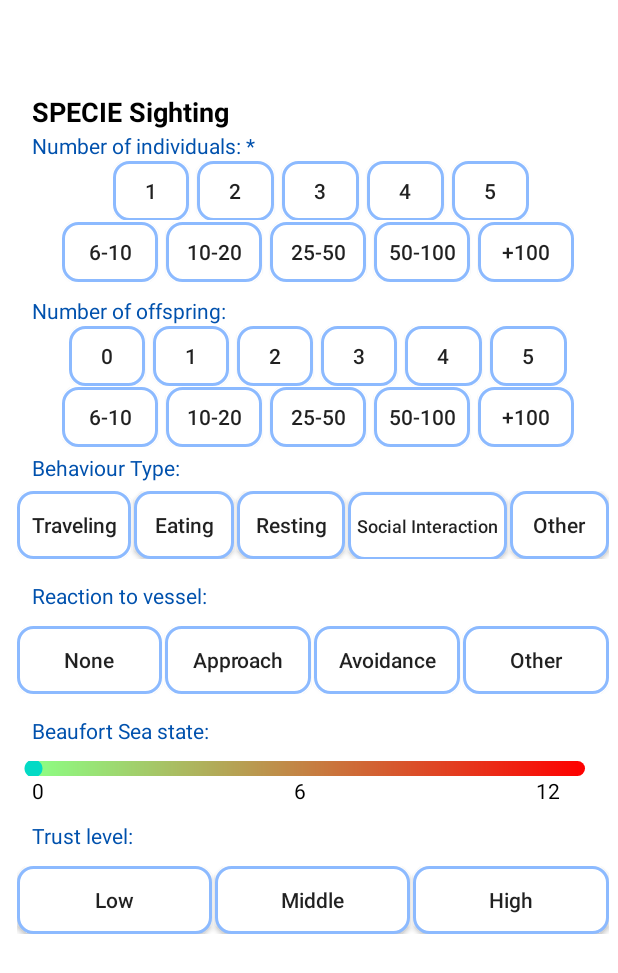
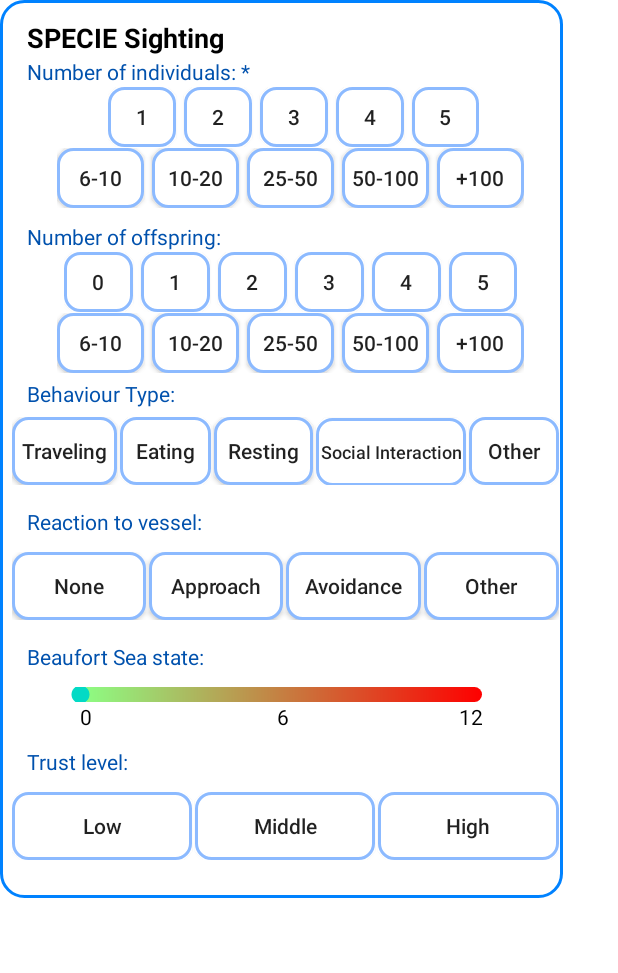
Before and after one commit to ProgRub/ProjPMS, an Android app: the layout sighting_information_box.xml on its own in the app's theme, with its tools: preview values and no code run, on a phone screen of 412 x 824 dp. Shown: the top 973 px of the screen. Run offline under Robolectric (Android 15) with nearby library versions, the phone set to English and light mode, and no system bars.

Commit message:
Criar sighting information box ao clicar numa espécie
Por enquanto n permite criar vários ao mesmo tempo, apenas 1

```diff
--- /dev/null
+++ b/Seaker/app/src/main/res/layout/sighting_info.xml
@@ -0,0 +1,6 @@
+<?xml version="1.0" encoding="utf-8"?>
+<androidx.constraintlayout.widget.ConstraintLayout xmlns:android="http://schemas.android.com/apk/res/android"
+    android:layout_width="match_parent"
+    android:layout_height="match_parent">
+
+</androidx.constraintlayout.widget.ConstraintLayout>
--- a/Seaker/app/src/main/res/layout/sighting_information_box.xml
+++ b/Seaker/app/src/main/res/layout/sighting_information_box.xml
@@ -1,37 +1,30 @@
 <?xml version="1.0" encoding="utf-8"?>
 <androidx.constraintlayout.widget.ConstraintLayout xmlns:android="http://schemas.android.com/apk/res/android"
     xmlns:app="http://schemas.android.com/apk/res-auto"
+    xmlns:tools="http://schemas.android.com/tools"
     android:layout_width="match_parent"
     android:layout_height="match_parent">
 
     <LinearLayout
-        android:id="@+id/sightingInformation"
-        android:layout_width="400dp"
-        android:layout_height="720dp"
-        android:orientation="horizontal"
-        app:layout_constraintBottom_toBottomOf="parent"
-        app:layout_constraintEnd_toEndOf="parent"
-        app:layout_constraintStart_toStartOf="parent"
-        app:layout_constraintTop_toTopOf="parent">
+        android:layout_width="wrap_content"
+        android:layout_height="wrap_content"
+        android:orientation="vertical"
+        android:background="@drawable/edit_text_background"
+        tools:ignore="MissingConstraints">
 
         <RelativeLayout
-            android:layout_width="match_parent"
-            android:layout_height="match_parent">
+            android:layout_width="370dp"
+            android:layout_height="593dp">
 
             <!-- Title - Specie Name + "Sighting" -->
             <TextView
                 android:id="@+id/title"
-                android:layout_width="wrap_content"
-                android:layout_height="wrap_content"
-                android:layout_alignParentStart="true"
-                android:layout_alignParentTop="true"
-                android:layout_alignParentEnd="true"
-                android:layout_alignParentBottom="true"
+                android:layout_width="300dp"
+                android:layout_height="30dp"
+                android:maxLines="1"
                 android:layout_marginStart="15dp"
                 android:layout_marginLeft="15dp"
                 android:layout_marginTop="10dp"
-                android:layout_marginEnd="246dp"
-                android:layout_marginBottom="686dp"
                 android:text="SPECIE Sighting"
                 android:textColor="@color/black"
                 android:textSize="18dp"
@@ -44,15 +37,10 @@
             <TextView
                 android:layout_width="wrap_content"
                 android:layout_height="wrap_content"
-                android:layout_alignParentStart="true"
-                android:layout_alignParentTop="true"
-                android:layout_alignParentEnd="true"
-                android:layout_alignParentBottom="true"
+
                 android:layout_marginStart="15dp"
                 android:layout_marginLeft="15dp"
                 android:layout_marginTop="35dp"
-                android:layout_marginEnd="227dp"
-                android:layout_marginBottom="666dp"
                 android:text="Number of individuals: *"
                 android:textColor="@color/dark_blue"
                 android:textSize="14dp">
@@ -62,10 +50,7 @@
             <LinearLayout
                 android:layout_width="wrap_content"
                 android:layout_height="wrap_content"
-                android:layout_alignParentStart="true"
-                android:layout_alignParentTop="true"
-                android:layout_alignParentEnd="true"
-                android:layout_alignParentBottom="true"
+
                 android:layout_marginStart="69dp"
                 android:layout_marginLeft="70dp"
                 android:layout_marginTop="55dp"
@@ -77,8 +62,8 @@
                     android:layout_height="40dp"
                     android:layout_weight="1"
                     android:background="@drawable/sighting_info_btn"
+                    android:gravity="center"
                     android:text="1"
-                    android:gravity="center"
                     android:textSize="14dp" />
 
                 <androidx.appcompat.widget.AppCompatButton
@@ -86,8 +71,8 @@
                     android:layout_height="40dp"
                     android:layout_marginLeft="5dp"
                     android:layout_weight="1"
+                    android:background="@drawable/sighting_info_btn"
                     android:gravity="center"
-                    android:background="@drawable/sighting_info_btn"
                     android:text="2"
                     android:textSize="14dp" />
 
@@ -96,8 +81,8 @@
                     android:layout_height="40dp"
                     android:layout_marginLeft="5dp"
                     android:layout_weight="1"
+                    android:background="@drawable/sighting_info_btn"
                     android:gravity="center"
-                    android:background="@drawable/sighting_info_btn"
                     android:text="3" />
 
                 <androidx.appcompat.widget.AppCompatButton
@@ -105,8 +90,8 @@
                     android:layout_height="40dp"
                     android:layout_marginLeft="5dp"
                     android:layout_weight="1"
+                    android:background="@drawable/sighting_info_btn"
                     android:gravity="center"
-                    android:background="@drawable/sighting_info_btn"
                     android:text="4"
                     android:textSize="14dp" />
 
@@ -115,8 +100,8 @@
                     android:layout_height="40dp"
                     android:layout_marginLeft="5dp"
                     android:layout_weight="1"
+                    android:background="@drawable/sighting_info_btn"
                     android:gravity="center"
-                    android:background="@drawable/sighting_info_btn"
                     android:text="5"
                     android:textSize="14dp" />
 
@@ -125,10 +110,7 @@
             <LinearLayout
                 android:layout_width="wrap_content"
                 android:layout_height="wrap_content"
-                android:layout_alignParentStart="true"
-                android:layout_alignParentTop="true"
-                android:layout_alignParentEnd="true"
-                android:layout_alignParentBottom="true"
+
                 android:layout_marginStart="35dp"
                 android:layout_marginLeft="35dp"
                 android:layout_marginTop="96dp"
@@ -140,8 +122,8 @@
                     android:layout_height="40dp"
                     android:layout_weight="1"
                     android:background="@drawable/sighting_info_btn"
+                    android:gravity="center"
                     android:text="6-10"
-                    android:gravity="center"
                     android:textSize="14dp" />
 
                 <androidx.appcompat.widget.AppCompatButton
@@ -150,8 +132,8 @@
                     android:layout_marginLeft="5dp"
                     android:layout_weight="1"
                     android:background="@drawable/sighting_info_btn"
+                    android:gravity="center"
                     android:text="10-20"
-                    android:gravity="center"
                     android:textSize="14dp" />
 
                 <androidx.appcompat.widget.AppCompatButton
@@ -160,8 +142,8 @@
                     android:layout_marginLeft="5dp"
                     android:layout_weight="1"
                     android:background="@drawable/sighting_info_btn"
+                    android:gravity="center"
                     android:text="25-50"
-                    android:gravity="center"
                     android:textSize="14dp" />
 
                 <androidx.appcompat.widget.AppCompatButton
@@ -170,8 +152,8 @@
                     android:layout_marginLeft="5dp"
                     android:layout_weight="1"
                     android:background="@drawable/sighting_info_btn"
+                    android:gravity="center"
                     android:text="50-100"
-                    android:gravity="center"
                     android:textSize="14dp" />
 
                 <androidx.appcompat.widget.AppCompatButton
@@ -180,8 +162,8 @@
                     android:layout_marginLeft="5dp"
                     android:layout_weight="1"
                     android:background="@drawable/sighting_info_btn"
+                    android:gravity="center"
                     android:text="+100"
-                    android:gravity="center"
                     android:textSize="14dp" />
 
             </LinearLayout>
@@ -190,12 +172,9 @@
             <TextView
                 android:layout_width="wrap_content"
                 android:layout_height="wrap_content"
-                android:layout_alignParentStart="true"
-                android:layout_alignParentEnd="true"
                 android:layout_marginStart="15dp"
                 android:layout_marginLeft="15dp"
                 android:layout_marginTop="145dp"
-                android:layout_marginEnd="246dp"
                 android:text="Number of offspring:"
                 android:textColor="@color/dark_blue"
                 android:textSize="14dp">
@@ -217,8 +196,8 @@
                     android:layout_height="40dp"
                     android:layout_weight="1"
                     android:background="@drawable/sighting_info_btn"
+                    android:gravity="center"
                     android:text="0"
-                    android:gravity="center"
                     android:textSize="14dp" />
 
                 <androidx.appcompat.widget.AppCompatButton
@@ -227,8 +206,8 @@
                     android:layout_marginLeft="5dp"
                     android:layout_weight="1"
                     android:background="@drawable/sighting_info_btn"
+                    android:gravity="center"
                     android:text="1"
-                    android:gravity="center"
                     android:textSize="14dp" />
 
                 <androidx.appcompat.widget.AppCompatButton
@@ -237,8 +216,8 @@
                     android:layout_marginLeft="5dp"
                     android:layout_weight="1"
                     android:background="@drawable/sighting_info_btn"
+                    android:gravity="center"
                     android:text="2"
-                    android:gravity="center"
                     android:textSize="14dp" />
 
                 <androidx.appcompat.widget.AppCompatButton
@@ -247,8 +226,8 @@
                     android:layout_marginLeft="5dp"
                     android:layout_weight="1"
                     android:background="@drawable/sighting_info_btn"
+                    android:gravity="center"
                     android:text="3"
-                    android:gravity="center"
                     android:textSize="14dp" />
 
                 <androidx.appcompat.widget.AppCompatButton
@@ -257,8 +236,8 @@
                     android:layout_marginLeft="5dp"
                     android:layout_weight="1"
                     android:background="@drawable/sighting_info_btn"
+                    android:gravity="center"
                     android:text="4"
-                    android:gravity="center"
                     android:textSize="14dp" />
 
                 <androidx.appcompat.widget.AppCompatButton
@@ -267,8 +246,8 @@
                     android:layout_marginLeft="5dp"
                     android:layout_weight="1"
                     android:background="@drawable/sighting_info_btn"
+                    android:gravity="center"
                     android:text="5"
-                    android:gravity="center"
                     android:textSize="14dp" />
 
             </LinearLayout>
@@ -288,8 +267,8 @@
                     android:layout_height="40dp"
                     android:layout_weight="1"
                     android:background="@drawable/sighting_info_btn"
+                    android:gravity="center"
                     android:text="6-10"
-                    android:gravity="center"
                     android:textSize="14dp" />
 
                 <androidx.appcompat.widget.AppCompatButton
@@ -298,8 +277,8 @@
                     android:layout_marginLeft="5dp"
                     android:layout_weight="1"
                     android:background="@drawable/sighting_info_btn"
+                    android:gravity="center"
                     android:text="10-20"
-                    android:gravity="center"
                     android:textSize="14dp" />
 
                 <androidx.appcompat.widget.AppCompatButton
@@ -308,8 +287,8 @@
                     android:layout_marginLeft="5dp"
                     android:layout_weight="1"
                     android:background="@drawable/sighting_info_btn"
+                    android:gravity="center"
                     android:text="25-50"
-                    android:gravity="center"
                     android:textSize="14dp" />
 
                 <androidx.appcompat.widget.AppCompatButton
@@ -318,8 +297,8 @@
                     android:layout_marginLeft="5dp"
                     android:layout_weight="1"
                     android:background="@drawable/sighting_info_btn"
+                    android:gravity="center"
                     android:text="50-100"
-                    android:gravity="center"
                     android:textSize="14dp" />
 
                 <androidx.appcompat.widget.AppCompatButton
@@ -328,8 +307,8 @@
                     android:layout_marginLeft="5dp"
                     android:layout_weight="1"
                     android:background="@drawable/sighting_info_btn"
+                    android:gravity="center"
                     android:text="+100"
-                    android:gravity="center"
                     android:textSize="14dp" />
 
             </LinearLayout>
@@ -338,12 +317,9 @@
             <TextView
                 android:layout_width="wrap_content"
                 android:layout_height="wrap_content"
-                android:layout_alignParentStart="true"
-                android:layout_alignParentEnd="true"
                 android:layout_marginStart="15dp"
                 android:layout_marginLeft="15dp"
                 android:layout_marginTop="250dp"
-                android:layout_marginEnd="277dp"
                 android:text="Behaviour Type:"
                 android:textColor="@color/dark_blue"
                 android:textSize="14dp"></TextView>
@@ -364,8 +340,8 @@
                     android:layout_height="45dp"
                     android:layout_weight="1"
                     android:background="@drawable/sighting_info_btn"
+                    android:gravity="center"
                     android:text="Traveling"
-                    android:gravity="center"
                     android:textAllCaps="false"
                     android:textSize="14dp" />
 
@@ -375,8 +351,8 @@
                     android:layout_marginLeft="2dp"
                     android:layout_weight="1"
                     android:background="@drawable/sighting_info_btn"
+                    android:gravity="center"
                     android:text="Eating"
-                    android:gravity="center"
                     android:textAllCaps="false"
                     android:textSize="14dp" />
 
@@ -386,8 +362,8 @@
                     android:layout_marginLeft="2dp"
                     android:layout_weight="1"
                     android:background="@drawable/sighting_info_btn"
+                    android:gravity="center"
                     android:text="Resting"
-                    android:gravity="center"
                     android:textAllCaps="false"
                     android:textSize="14dp" />
 
@@ -397,9 +373,9 @@
                     android:layout_marginLeft="2dp"
                     android:layout_weight="1"
                     android:background="@drawable/sighting_info_btn"
+                    android:gravity="center"
                     android:text="Social Interaction"
                     android:textAllCaps="false"
-                    android:gravity="center"
                     android:textSize="12dp" />
 
                 <androidx.appcompat.widget.AppCompatButton
@@ -407,8 +383,8 @@
                     android:layout_height="45dp"
                     android:layout_marginLeft="2dp"
                     android:layout_weight="1"
+                    android:background="@drawable/sighting_info_btn"
                     android:gravity="center"
-                    android:background="@drawable/sighting_info_btn"
                     android:text="Other"
                     android:textAllCaps="false"
                     android:textSize="14dp" />
@@ -420,12 +396,9 @@
             <TextView
                 android:layout_width="wrap_content"
                 android:layout_height="wrap_content"
-                android:layout_alignParentStart="true"
-                android:layout_alignParentEnd="true"
                 android:layout_marginStart="15dp"
                 android:layout_marginLeft="15dp"
                 android:layout_marginTop="335dp"
-                android:layout_marginEnd="259dp"
                 android:text="Reaction to vessel:"
                 android:textColor="@color/dark_blue"
                 android:textSize="14dp"></TextView>
@@ -445,8 +418,8 @@
                     android:layout_height="45dp"
                     android:layout_weight="1"
                     android:background="@drawable/sighting_info_btn"
+                    android:gravity="center"
                     android:text="None"
-                    android:gravity="center"
                     android:textAllCaps="false"
                     android:textSize="14dp" />
 
@@ -455,8 +428,8 @@
                     android:layout_height="45dp"
                     android:layout_marginLeft="2dp"
                     android:layout_weight="1"
+                    android:background="@drawable/sighting_info_btn"
                     android:gravity="center"
-                    android:background="@drawable/sighting_info_btn"
                     android:text="Approach"
                     android:textAllCaps="false"
                     android:textSize="14dp" />
@@ -466,8 +439,8 @@
                     android:layout_height="45dp"
                     android:layout_marginLeft="2dp"
                     android:layout_weight="1"
+                    android:background="@drawable/sighting_info_btn"
                     android:gravity="center"
-                    android:background="@drawable/sighting_info_btn"
                     android:text="Avoidance"
                     android:textAllCaps="false"
                     android:textSize="14dp" />
@@ -477,8 +450,8 @@
                     android:layout_height="45dp"
                     android:layout_marginLeft="2dp"
                     android:layout_weight="1"
+                    android:background="@drawable/sighting_info_btn"
                     android:gravity="center"
-                    android:background="@drawable/sighting_info_btn"
                     android:text="Other"
                     android:textAllCaps="false"
                     android:textSize="14dp" />
@@ -489,26 +462,21 @@
             <TextView
                 android:layout_width="177dp"
                 android:layout_height="31dp"
-                android:layout_alignParentStart="true"
-                android:layout_alignParentEnd="true"
                 android:layout_marginStart="15dp"
                 android:layout_marginLeft="15dp"
                 android:layout_marginTop="425dp"
-                android:layout_marginEnd="200dp"
                 android:text="Beaufort Sea state:"
                 android:textColor="@color/dark_blue"
                 android:textSize="14dp"></TextView>
 
             <SeekBar
                 android:id="@+id/seekBar1"
-                android:layout_width="match_parent"
+                android:layout_width="300dp"
                 android:layout_height="10dp"
-                android:layout_alignParentStart="true"
-                android:layout_alignParentEnd="true"
                 android:layout_marginStart="0dp"
                 android:layout_marginTop="455dp"
-                android:layout_marginEnd="0dp"
                 android:max="12"
+                android:layout_centerHorizontal="true"
                 android:min="0"
                 android:progressDrawable="@drawable/seek_bar_progress" />
 
@@ -516,26 +484,20 @@
             <TextView
                 android:layout_width="wrap_content"
                 android:layout_height="31dp"
-                android:layout_alignParentStart="true"
-                android:layout_alignParentEnd="true"
                 android:layout_marginLeft="15dp"
                 android:layout_marginTop="465dp"
-                android:text="0                                                  6                                              12"
+                android:text="0                                     6                                  12"
                 android:textColor="@color/black"
+                android:layout_centerHorizontal="true"
                 android:textSize="14dp"></TextView>
 
             <!-- Trust Level: -->
             <TextView
                 android:layout_width="177dp"
                 android:layout_height="31dp"
-                android:layout_alignParentStart="true"
-                android:layout_alignParentTop="true"
-                android:layout_alignParentEnd="true"
-                android:layout_alignParentBottom="true"
                 android:layout_marginStart="15dp"
                 android:layout_marginLeft="15dp"
                 android:layout_marginTop="495dp"
-                android:layout_marginEnd="200dp"
                 android:layout_marginBottom="194dp"
                 android:text="Trust level:"
                 android:textColor="@color/dark_blue"
@@ -556,8 +518,8 @@
                     android:layout_height="45dp"
                     android:layout_weight="1"
                     android:background="@drawable/sighting_info_btn"
+                    android:gravity="center"
                     android:text="Low"
-                    android:gravity="center"
                     android:textAllCaps="false"
                     android:textSize="14dp" />
 
@@ -566,8 +528,8 @@
                     android:layout_height="45dp"
                     android:layout_marginLeft="2dp"
                     android:layout_weight="1"
+                    android:background="@drawable/sighting_info_btn"
                     android:gravity="center"
-                    android:background="@drawable/sighting_info_btn"
                     android:text="Middle"
                     android:textAllCaps="false"
                     android:textSize="14dp" />
@@ -578,8 +540,8 @@
                     android:layout_marginLeft="2dp"
                     android:layout_weight="1"
                     android:background="@drawable/sighting_info_btn"
+                    android:gravity="center"
                     android:text="High"
-                    android:gravity="center"
                     android:textAllCaps="false"
                     android:textSize="14dp" />
 
```
Also changed, not shown: Seaker/app/src/main/java/com/example/seaker/activities/ReportSightingActivity.java (+4 -5 lines), Seaker/app/src/main/res/layout/activity_report_sighting.xml (+67 -37 lines).
